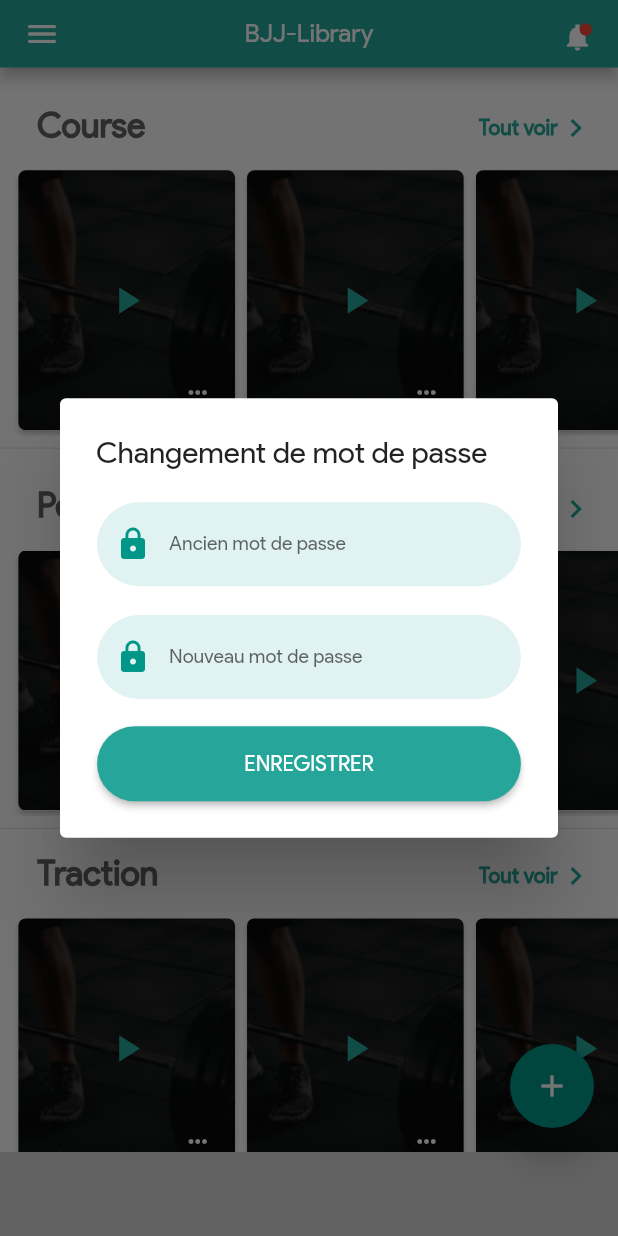
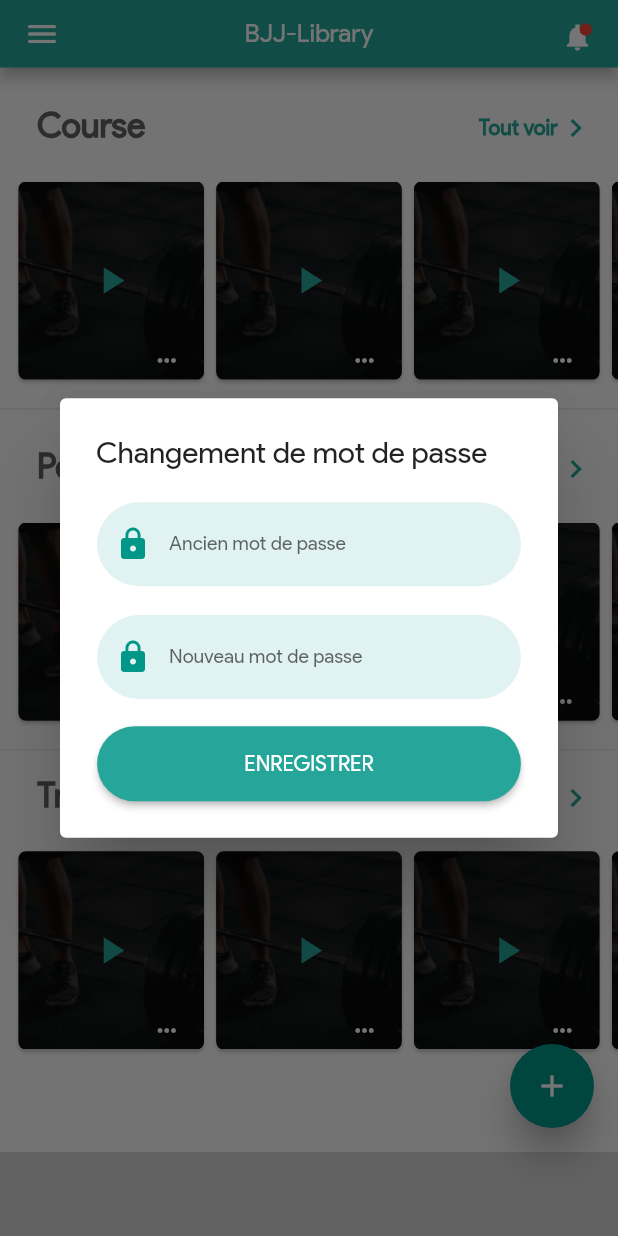
Before and after one commit to iTeam-S/Level-UP-BJJ, a Flutter app: the HomeScreen screen opened directly, in the side drawer, after a tap on "Changer mot de passe", on a phone screen of 412 x 824 dp. Run offline on Flutter 3.47's test engine with Material 2 defaults, Android fonts, the phone set to English and light mode, and no system bars; drawn by our look-alikes of rounded_loading_button; our stand-ins replace get, shimmer; missing offline and left inert: bottom_bar_with_sheet.

Commit message:
correction final( I hope ) de l'image de video

```diff
--- a/lib/home.dart
+++ b/lib/home.dart
@@ -260,11 +260,8 @@ class _HomeScreenState extends State<HomeScreen>{
                   ),
                   Container(
                     alignment: Alignment.center,
-                    margin: EdgeInsets.only(
-                      // top: MediaQuery.of(context).size.height*0.5,
-                    ),
                     child: Text(
-                      'BJJ-Library 0.0.1',
+                      'BJJ-Library 0.0.4',
                       style: TextStyle(fontSize: 12),
                     ),
                   )
@@ -327,10 +324,10 @@ class _HomeScreenState extends State<HomeScreen>{
                                 alignment: Alignment.center,
                                 children:[
                                   Container(
-                                    height: MediaQuery.of(context).size.height*0.22,
-                                    width: MediaQuery.of(context).size.width*0.37,
+                                    height:MediaQuery.of(context).size.height*0.17,
+                                    width: MediaQuery.of(context).size.width*0.32,
                                     child: Card(
-                                      elevation: 1.5,
+                                      elevation: 1,
                                       shape: RoundedRectangleBorder(borderRadius: BorderRadius.circular(5)),
                                       child: ClipRRect(
                                         borderRadius: BorderRadius.circular(5),
@@ -351,8 +348,8 @@ class _HomeScreenState extends State<HomeScreen>{
                                   ),
                                   Container(
                                     margin: EdgeInsets.only(
-                                      top:MediaQuery.of(context).size.height*0.15,
-                                      left:MediaQuery.of(context).size.width*0.23,
+                                      top:MediaQuery.of(context).size.height*0.13,
+                                      left:MediaQuery.of(context).size.width*0.18,
                                     ),
                                     child: PopupMenuButton(
                                       color: Colors.white,
@@ -524,10 +521,10 @@ class _HomeScreenState extends State<HomeScreen>{
                                 alignment: Alignment.center,
                                 children:[
                                   Container(
-                                    height: MediaQuery.of(context).size.height*0.22,
-                                    width: MediaQuery.of(context).size.width*0.37,
+                                    height:MediaQuery.of(context).size.height*0.17,
+                                    width: MediaQuery.of(context).size.width*0.32,
                                     child: Card(
-                                      elevation: 1.5,
+                                      elevation: 1,
                                       shape: RoundedRectangleBorder(borderRadius: BorderRadius.circular(5)),
                                       child: ClipRRect(
                                         borderRadius: BorderRadius.circular(5),
@@ -537,8 +534,8 @@ class _HomeScreenState extends State<HomeScreen>{
                                   ),
                                   Container(
                                     margin: EdgeInsets.only(
-                                      top:MediaQuery.of(context).size.height*0.15,
-                                      left:MediaQuery.of(context).size.width*0.23,
+                                      top:MediaQuery.of(context).size.height*0.13,
+                                      left:MediaQuery.of(context).size.width*0.18,
                                     ),
                                     child: PopupMenuButton(
                                       icon: Icon(Icons.more_horiz, color: Colors.white, size: 18),
@@ -580,10 +577,10 @@ class _HomeScreenState extends State<HomeScreen>{
                                 alignment: Alignment.center,
                                 children:[
                                   Container(
-                                    height: MediaQuery.of(context).size.height*0.22,
-                                    width: MediaQuery.of(context).size.width*0.37,
+                                    height:MediaQuery.of(context).size.height*0.17,
+                                    width: MediaQuery.of(context).size.width*0.32,
                                     child: Card(
-                                      elevation: 1.5,
+                                      elevation: 1,
                                       shape: RoundedRectangleBorder(borderRadius: BorderRadius.circular(5)),
                                       child: ClipRRect(
                                         borderRadius: BorderRadius.circular(5),
@@ -593,8 +590,8 @@ class _HomeScreenState extends State<HomeScreen>{
                                   ),
                                   Container(
                                     margin: EdgeInsets.only(
-                                      top:MediaQuery.of(context).size.height*0.15,
-                                      left:MediaQuery.of(context).size.width*0.23,
+                                      top:MediaQuery.of(context).size.height*0.13,
+                                      left:MediaQuery.of(context).size.width*0.18,
                                     ),
                                     child: PopupMenuButton(
                                       icon: Icon(Icons.more_horiz, color: Colors.white, size: 18),
@@ -636,10 +633,10 @@ class _HomeScreenState extends State<HomeScreen>{
                                 alignment: Alignment.center,
                                 children:[
                                   Container(
-                                    height: MediaQuery.of(context).size.height*0.22,
-                                    width: MediaQuery.of(context).size.width*0.37,
+                                    height:MediaQuery.of(context).size.height*0.17,
+                                    width: MediaQuery.of(context).size.width*0.32,
                                     child: Card(
-                                      elevation: 1.5,
+                                      elevation: 1,
                                       shape: RoundedRectangleBorder(borderRadius: BorderRadius.circular(5)),
                                       child: ClipRRect(
                                         borderRadius: BorderRadius.circular(5),
@@ -649,8 +646,8 @@ class _HomeScreenState extends State<HomeScreen>{
                                   ),
                                   Container(
                                     margin: EdgeInsets.only(
-                                      top:MediaQuery.of(context).size.height*0.15,
-                                      left:MediaQuery.of(context).size.width*0.23,
+                                      top:MediaQuery.of(context).size.height*0.13,
+                                      left:MediaQuery.of(context).size.width*0.18,
                                     ),
                                     child: PopupMenuButton(
                                       icon: Icon(Icons.more_horiz, color: Colors.white, size: 18),
@@ -744,10 +741,10 @@ class _HomeScreenState extends State<HomeScreen>{
                                 alignment: Alignment.center,
                                 children:[
                                   Container(
-                                    height: MediaQuery.of(context).size.height*0.22,
-                                    width: MediaQuery.of(context).size.width*0.37,
+                                    height:MediaQuery.of(context).size.height*0.17,
+                                    width: MediaQuery.of(context).size.width*0.32,
                                     child: Card(
-                                      elevation: 1.5,
+                                      elevation: 1,
                                       shape: RoundedRectangleBorder(borderRadius: BorderRadius.circular(5)),
                                       child: ClipRRect(
                                         borderRadius: BorderRadius.circular(5),
@@ -757,8 +754,8 @@ class _HomeScreenState extends State<HomeScreen>{
                                   ),
                                   Container(
                                     margin: EdgeInsets.only(
-                                      top:MediaQuery.of(context).size.height*0.15,
-                                      left:MediaQuery.of(context).size.width*0.23,
+                                      top:MediaQuery.of(context).size.height*0.13,
+                                      left:MediaQuery.of(context).size.width*0.18,
                                     ),
                                     child: PopupMenuButton(
                                       icon: Icon(Icons.more_horiz, color: Colors.white, size: 18),
@@ -800,10 +797,10 @@ class _HomeScreenState extends State<HomeScreen>{
                                 alignment: Alignment.center,
                                 children:[
                                   Container(
-                                    height: MediaQuery.of(context).size.height*0.22,
-                                    width: MediaQuery.of(context).size.width*0.37,
+                                    height:MediaQuery.of(context).size.height*0.17,
+                                    width: MediaQuery.of(context).size.width*0.32,
                                     child: Card(
-                                      elevation: 1.5,
+                                      elevation: 1,
                                       shape: RoundedRectangleBorder(borderRadius: BorderRadius.circular(5)),
                                       child: ClipRRect(
                                         borderRadius: BorderRadius.circular(5),
@@ -813,8 +810,8 @@ class _HomeScreenState extends State<HomeScreen>{
                                   ),
                                   Container(
                                     margin: EdgeInsets.only(
-                                      top:MediaQuery.of(context).size.height*0.15,
-                                      left:MediaQuery.of(context).size.width*0.23,
+                                      top:MediaQuery.of(context).size.height*0.13,
+                                      left:MediaQuery.of(context).size.width*0.18,
                                     ),
                                     child: PopupMenuButton(
                                       icon: Icon(Icons.more_horiz, color: Colors.white, size: 18),
@@ -856,10 +853,10 @@ class _HomeScreenState extends State<HomeScreen>{
                                 alignment: Alignment.center,
                                 children:[
                                   Container(
-                                    height: MediaQuery.of(context).size.height*0.22,
-                                    width: MediaQuery.of(context).size.width*0.37,
+                                    height:MediaQuery.of(context).size.height*0.17,
+                                    width: MediaQuery.of(context).size.width*0.32,
                                     child: Card(
-                                      elevation: 1.5,
+                                      elevation: 1,
                                       shape: RoundedRectangleBorder(borderRadius: BorderRadius.circular(5)),
                                       child: ClipRRect(
                                         borderRadius: BorderRadius.circular(5),
@@ -869,8 +866,8 @@ class _HomeScreenState extends State<HomeScreen>{
                                   ),
                                   Container(
                                     margin: EdgeInsets.only(
-                                      top:MediaQuery.of(context).size.height*0.15,
-                                      left:MediaQuery.of(context).size.width*0.23,
+                                      top:MediaQuery.of(context).size.height*0.13,
+                                      left:MediaQuery.of(context).size.width*0.18,
                                     ),
                                     child: PopupMenuButton(
                                       icon: Icon(Icons.more_horiz, color: Colors.white, size: 18),
@@ -912,10 +909,10 @@ class _HomeScreenState extends State<HomeScreen>{
                                 alignment: Alignment.center,
                                 children:[
                                   Container(
-                                    height: MediaQuery.of(context).size.height*0.22,
-                                    width: MediaQuery.of(context).size.width*0.37,
+                                    height:MediaQuery.of(context).size.height*0.17,
+                                    width: MediaQuery.of(context).size.width*0.32,
                                     child: Card(
-                                      elevation: 1.5,
+                                      elevation: 1,
                                       shape: RoundedRectangleBorder(borderRadius: BorderRadius.circular(5)),
                                       child: ClipRRect(
                                         borderRadius: BorderRadius.circular(5),
@@ -925,8 +922,8 @@ class _HomeScreenState extends State<HomeScreen>{
                                   ),
                                   Container(
                                     margin: EdgeInsets.only(
-                                      top:MediaQuery.of(context).size.height*0.15,
-                                      left:MediaQuery.of(context).size.width*0.23,
+                                      top:MediaQuery.of(context).size.height*0.13,
+                                      left:MediaQuery.of(context).size.width*0.18,
                                     ),
                                     child: PopupMenuButton(
                                       icon: Icon(Icons.more_horiz, color: Colors.white, size: 18),
@@ -1020,10 +1017,10 @@ class _HomeScreenState extends State<HomeScreen>{
                                 alignment: Alignment.center,
                                 children:[
                                   Container(
-                                    height: MediaQuery.of(context).size.height*0.22,
-                                    width: MediaQuery.of(context).size.width*0.37,
+                                    height:MediaQuery.of(context).size.height*0.17,
+                                    width: MediaQuery.of(context).size.width*0.32,
                                     child: Card(
-                                      elevation: 1.5,
+                                      elevation: 1,
                                       shape: RoundedRectangleBorder(borderRadius: BorderRadius.circular(5)),
                                       child: ClipRRect(
                                         borderRadius: BorderRadius.circular(5),
@@ -1033,8 +1030,8 @@ class _HomeScreenState extends State<HomeScreen>{
                                   ),
                                   Container(
                                     margin: EdgeInsets.only(
-                                      top:MediaQuery.of(context).size.height*0.15,
-                                      left:MediaQuery.of(context).size.width*0.23,
+                                      top:MediaQuery.of(context).size.height*0.13,
+                                      left:MediaQuery.of(context).size.width*0.18,
                                     ),
                                     child: PopupMenuButton(
                                       icon: Icon(Icons.more_horiz, color: Colors.white, size: 18),
@@ -1076,10 +1073,10 @@ class _HomeScreenState extends State<HomeScreen>{
                                 alignment: Alignment.center,
                                 children:[
                                   Container(
-                                    height: MediaQuery.of(context).size.height*0.22,
-                                    width: MediaQuery.of(context).size.width*0.37,
+                                    height:MediaQuery.of(context).size.height*0.17,
+                                    width: MediaQuery.of(context).size.width*0.32,
                                     child: Card(
-                                      elevation: 1.5,
+                                      elevation: 1,
                                       shape: RoundedRectangleBorder(borderRadius: BorderRadius.circular(5)),
                                       child: ClipRRect(
                                         borderRadius: BorderRadius.circular(5),
@@ -1089,8 +1086,8 @@ class _HomeScreenState extends State<HomeScreen>{
                                   ),
                                   Container(
                                     margin: EdgeInsets.only(
-                                      top:MediaQuery.of(context).size.height*0.15,
-                                      left:MediaQuery.of(context).size.width*0.23,
+                                      top:MediaQuery.of(context).size.height*0.13,
+                                      left:MediaQuery.of(context).size.width*0.18,
                                     ),
                                     child: PopupMenuButton(
                                       icon: Icon(Icons.more_horiz, color: Colors.white, size: 18),
@@ -1132,10 +1129,10 @@ class _HomeScreenState extends State<HomeScreen>{
                                 alignment: Alignment.center,
                                 children:[
                                   Container(
-                                    height: MediaQuery.of(context).size.height*0.22,
-                                    width: MediaQuery.of(context).size.width*0.37,
+                                    height:MediaQuery.of(context).size.height*0.17,
+                                    width: MediaQuery.of(context).size.width*0.32,
                                     child: Card(
-                                      elevation: 1.5,
+                                      elevation: 1,
                                       shape: RoundedRectangleBorder(borderRadius: BorderRadius.circular(5)),
                                       child: ClipRRect(
                                         borderRadius: BorderRadius.circular(5),
@@ -1145,8 +1142,8 @@ class _HomeScreenState extends State<HomeScreen>{
                                   ),
                                   Container(
                                     margin: EdgeInsets.only(
-                                      top:MediaQuery.of(context).size.height*0.15,
-                                      left:MediaQuery.of(context).size.width*0.23,
+                                      top:MediaQuery.of(context).size.height*0.13,
+                                      left:MediaQuery.of(context).size.width*0.18,
                                     ),
                                     child: PopupMenuButton(
                                       icon: Icon(Icons.more_horiz, color: Colors.white, size: 18),
@@ -1188,10 +1185,10 @@ class _HomeScreenState extends State<HomeScreen>{
                                 alignment: Alignment.center,
                                 children:[
                                   Container(
-                                    height: MediaQuery.of(context).size.height*0.22,
-                                    width: MediaQuery.of(context).size.width*0.37,
+                                    height:MediaQuery.of(context).size.height*0.17,
+                                    width: MediaQuery.of(context).size.width*0.32,
                                     child: Card(
-                                      elevation: 1.5,
+                                      elevation: 1,
                                       shape: RoundedRectangleBorder(borderRadius: BorderRadius.circular(5)),
                                       child: ClipRRect(
                                         borderRadius: BorderRadius.circular(5),
@@ -1201,8 +1198,8 @@ class _HomeScreenState extends State<HomeScreen>{
                                   ),
                                   Container(
                                     margin: EdgeInsets.only(
-                                      top:MediaQuery.of(context).size.height*0.15,
-                                      left:MediaQuery.of(context).size.width*0.23,
+                                      top:MediaQuery.of(context).size.height*0.13,
+                                      left:MediaQuery.of(context).size.width*0.18,
                                     ),
                                     child: PopupMenuButton(
                                       icon: Icon(Icons.more_horiz, color: Colors.white, size: 18),
```
